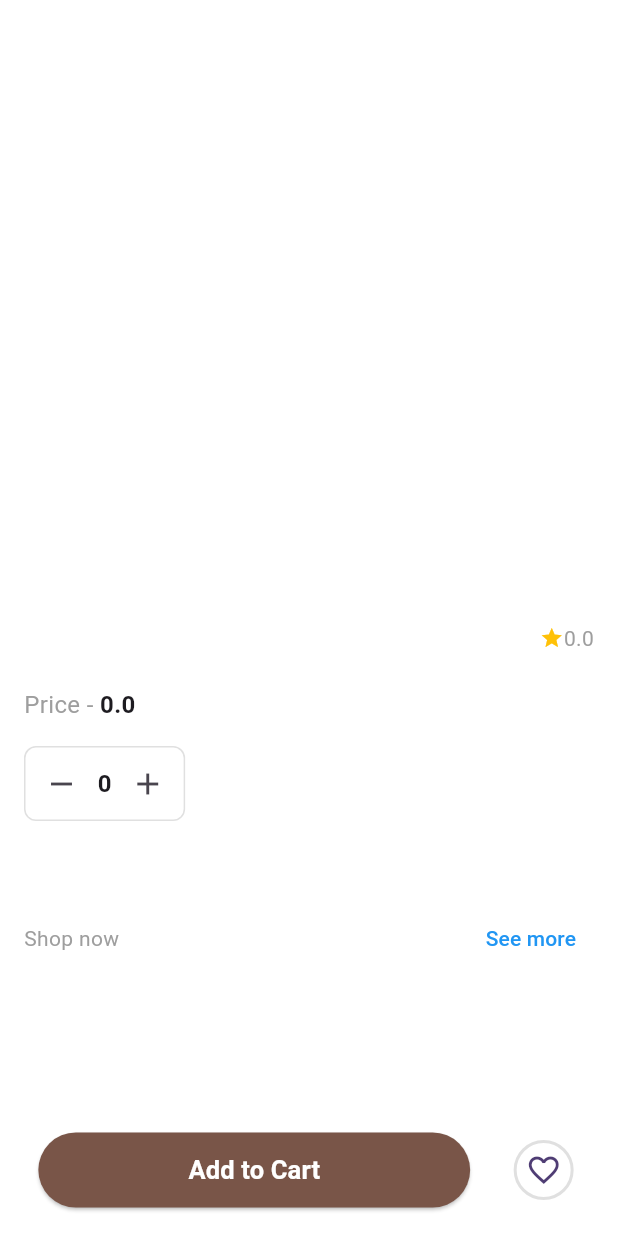
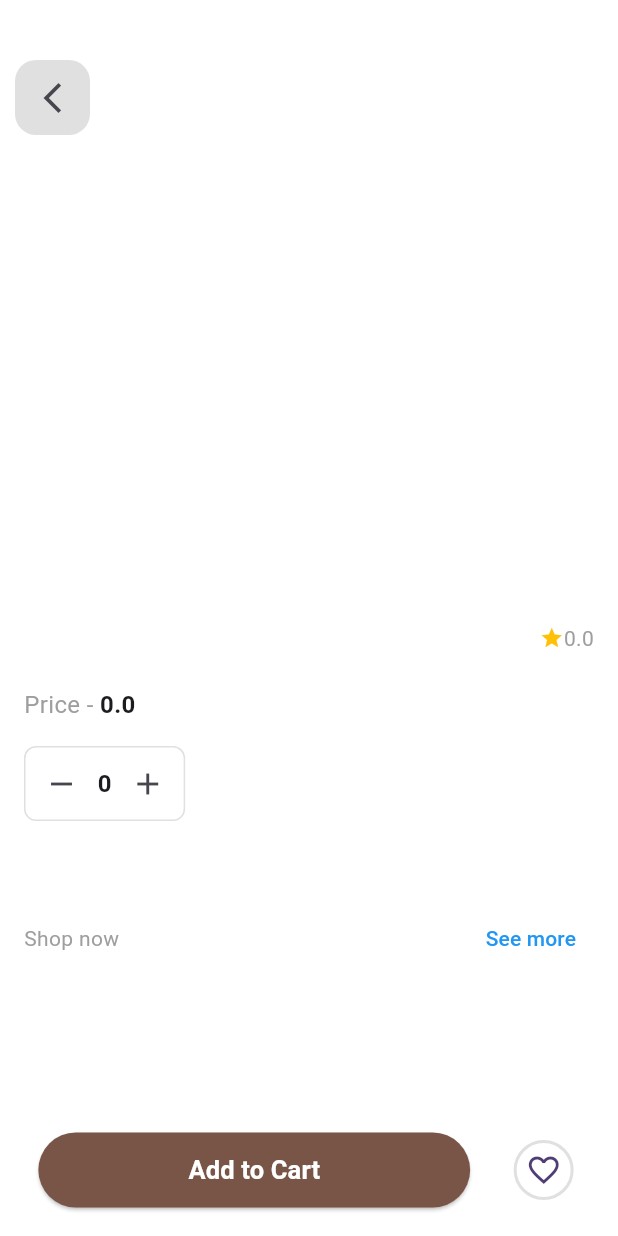
Before and after one commit to xN3k/Zesty, a Flutter app: the ProductDetailScreen screen opened directly with empty values, on a phone screen of 412 x 824 dp. Run offline on Flutter 3.47's test engine with Material 3 defaults, Android fonts, the phone set to English and light mode, and no system bars; our stand-ins replace equatable, firebase_core, flutter_bloc, freezed_annotation, get_it; accounts and stored records are empty; network calls fail.

Commit message:
added custom icon button

```diff
--- /dev/null
+++ b/lib/config/components/icon_button_widget.dart
@@ -0,0 +1,26 @@
+import 'package:flutter/material.dart';
+
+class IconButtonWidget extends StatelessWidget {
+  const IconButtonWidget({
+    super.key,
+    required this.press,
+    required this.icon,
+  });
+  final VoidCallback press;
+  final IconData icon;
+
+  @override
+  Widget build(BuildContext context) {
+    return IconButton(
+      style: IconButton.styleFrom(
+          shape: RoundedRectangleBorder(
+            borderRadius: BorderRadius.circular(14),
+          ),
+          fixedSize: Size(50, 50),
+          backgroundColor: Colors.grey.shade300),
+      // color: Colors.white,
+      onPressed: press,
+      icon: Icon(icon),
+    );
+  }
+}
--- a/lib/view/product/widgets/page_view_widget.dart
+++ b/lib/view/product/widgets/page_view_widget.dart
@@ -1,6 +1,7 @@
 import 'package:flutter/material.dart';
 import 'package:flutter_bloc/flutter_bloc.dart';
 import 'package:zesty/bloc/page/page_bloc.dart';
+import 'package:zesty/config/components/icon_button_widget.dart';
 import 'package:zesty/models/product/product_model.dart';
 
 class PageViewWidget extends StatelessWidget {
@@ -36,6 +37,16 @@ class PageViewWidget extends StatelessWidget {
           ),
         ),
         Positioned(
+          top: 40,
+          left: 10,
+          right: 10,
+          child: Row(
+            children: [
+              IconButtonWidget(press: () {}, icon: Icons.arrow_back_ios_new),
+            ],
+          ),
+        ),
+        Positioned(
           left: 0,
           right: 0,
           bottom: 10,
```
